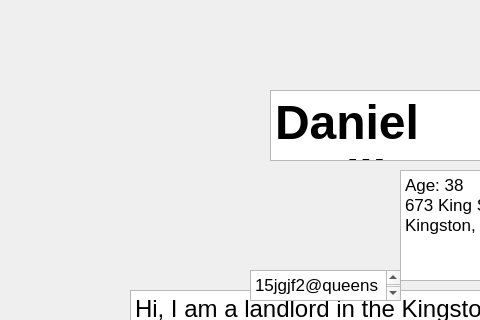
First picture: the form in King_Project/profileform.ui, repository greg-maceachern12/MicroManage, before the edit; both pictures show x 0 to 480 and y 0 to 320 of the 709 by 562 pixel window.
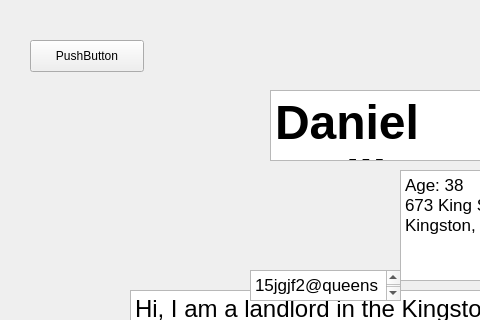
Second picture: the form after the edit.

The edit to the form file:
```diff
--- a/King_Project/profileform.ui
+++ b/King_Project/profileform.ui
@@ -136,6 +136,19 @@
 &lt;p style=&quot; margin-top:0px; margin-bottom:0px; margin-left:0px; margin-right:0px; -qt-block-indent:0; text-indent:0px;&quot;&gt;Kingston, ON Canada&lt;/p&gt;&lt;/body&gt;&lt;/html&gt;</string>
    </property>
   </widget>
+  <widget class="QPushButton" name="refresh">
+   <property name="geometry">
+    <rect>
+     <x>30</x>
+     <y>40</y>
+     <width>114</width>
+     <height>32</height>
+    </rect>
+   </property>
+   <property name="text">
+    <string>PushButton</string>
+   </property>
+  </widget>
  </widget>
  <resources/>
  <connections/>
```
